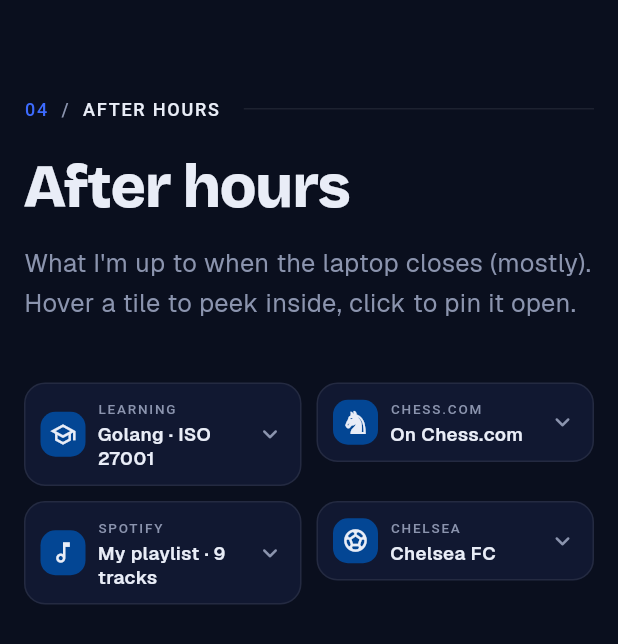
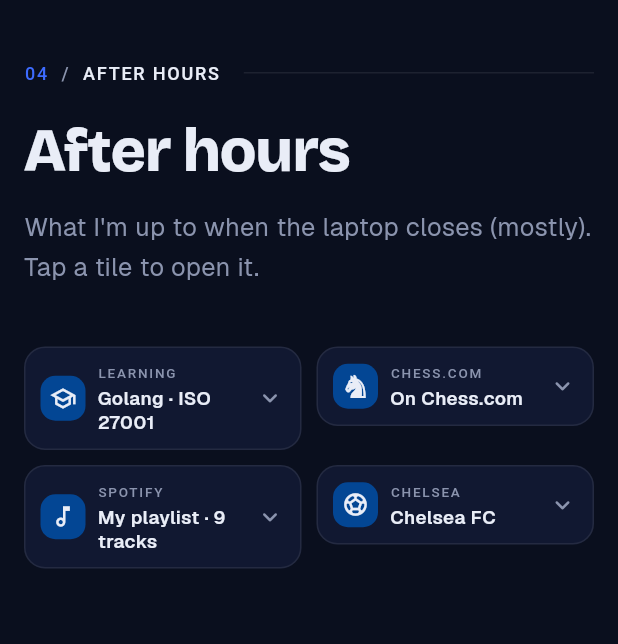
Before and after one commit to damooola/portfolio, a Flutter app: the AfterHoursSection widget shown alone on an empty page, opened directly, on a phone screen of 412 x 824 dp. Shown: the top 644 px of the screen. Run offline on Flutter 3.47's test engine with Material 3 defaults, Android fonts, the light colour scheme and no system bars; drawn by our look-alikes of flutter_animate; our stand-ins replace audioplayers, flutter_map, flutter_svg, google_fonts, latlong2, shared_preferences and 1 more; accounts and stored records are empty; network calls fail; project files that could hold a hidden picture were left out.

Commit message:
fix: phone layout — demo under the chosen project, swipeable writing rows, tap copy, tighter section spacing

```diff
--- a/lib/widgets/after_hours_section.dart
+++ b/lib/widgets/after_hours_section.dart
@@ -12,7 +12,8 @@
 
   @override
   Widget build(BuildContext context) {
-    return const ResponsiveSection(
+    final isMobile = AppBreakpoints.isMobile(MediaQuery.sizeOf(context).width);
+    return ResponsiveSection(
       child: Column(
         crossAxisAlignment: CrossAxisAlignment.start,
         children: [
@@ -20,12 +21,14 @@
             index: '04',
             label: 'After hours',
             title: 'After hours',
-            caption:
-                'What I\'m up to when the laptop closes (mostly). Hover a tile '
-                'to peek inside, click to pin it open.',
+            caption: isMobile
+                ? 'What I\'m up to when the laptop closes (mostly). Tap a tile '
+                      'to open it.'
+                : 'What I\'m up to when the laptop closes (mostly). Hover a tile '
+                      'to peek inside, click to pin it open.',
           ),
-          Reveal(child: NowPlayingStrip()),
-          SizedBox(height: AppSpacing.md),
+          const Reveal(child: NowPlayingStrip()),
+          const SizedBox(height: AppSpacing.md),
         ],
       ),
     );
--- a/lib/widgets/responsive_section.dart
+++ b/lib/widgets/responsive_section.dart
@@ -21,7 +21,9 @@
       color: background,
       padding: EdgeInsets.symmetric(
         horizontal: isMobile ? AppSpacing.sm : AppSpacing.xl,
-        vertical: isMobile ? AppSpacing.xl : AppSpacing.xxl,
+        // Phones get tighter rhythm: 2 × xl left ~150px gaps that read as the
+        // end of the page.
+        vertical: isMobile ? AppSpacing.lg : AppSpacing.xxl,
       ),
       child: Center(
         child: ConstrainedBox(
```
Also changed, not shown: lib/widgets/skills_section.dart (+5 -4 lines), lib/widgets/work_section.dart (+13 -5 lines), lib/widgets/writing_section.dart (+35 -4 lines).
